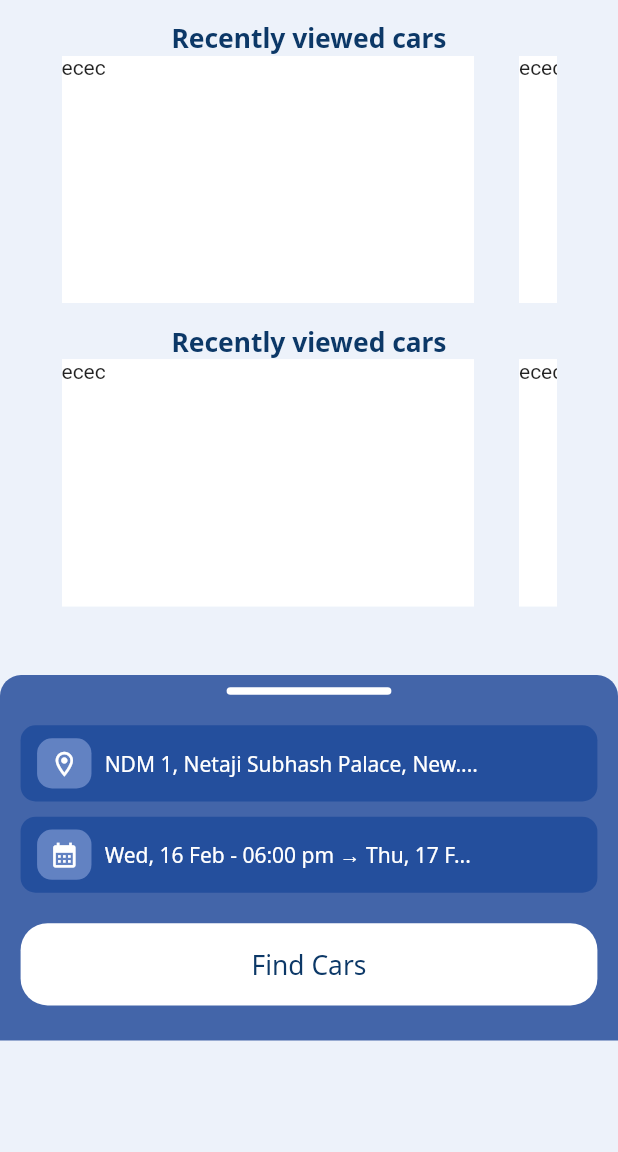
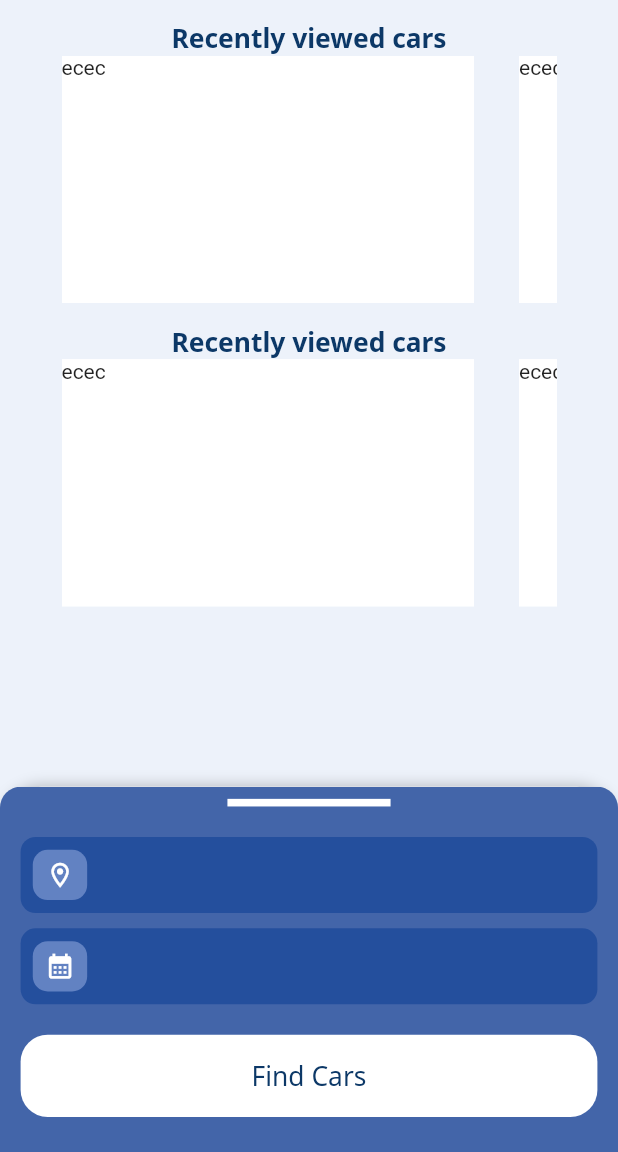
Before and after one commit to AnkitBhatt11/zeta, a Flutter app: the HoemScreen screen opened directly, on a phone screen of 412 x 824 dp, the part 84-1236 px from its top. Run offline on Flutter 3.47's test engine with Material 2 defaults, Android fonts, the phone set to English and light mode, and no system bars; drawn by our look-alikes of sliding_up_panel; our stand-ins replace dio, google_fonts, google_maps_flutter, intl_phone_number_input, location, pinput and 1 more; missing offline and left inert: libphonenumber_web, location_web.

Commit message:
Add files via upload
Updated the homepage UI

```diff
--- a/lib/screens/home_screen.dart
+++ b/lib/screens/home_screen.dart
@@ -3,6 +3,8 @@ import 'dart:async';
 import 'package:flutter/material.dart';
 import 'package:google_fonts/google_fonts.dart';
 import 'package:google_maps_flutter/google_maps_flutter.dart';
+import 'package:sliding_up_panel/sliding_up_panel.dart';
+import 'package:syncfusion_flutter_datepicker/datepicker.dart';
 import 'package:zeta/main.dart';
 import 'package:zeta/themes/color.dart';
 
@@ -14,7 +16,10 @@ class HoemScreen extends StatefulWidget {
 }
 
 class _HoemScreenState extends State<HoemScreen> {
+
   bool islo = false;
+
+  DateTime dt = DateTime.now();
   @override
   Widget build(BuildContext context) {
     const double kDesignWidth = 375;
@@ -50,7 +55,28 @@ class _HoemScreenState extends State<HoemScreen> {
           )
         ],
       ),
-      body: Column(
+      body: SlidingUpPanel(
+        body: body(),
+        panelSnapping: true,
+        maxHeight: 758 * _heightScale,
+        minHeight: 240 * _heightScale,
+        borderRadius: BorderRadius.only(
+          topLeft: Radius.circular(_widthScale * 25),
+          topRight: Radius.circular(_widthScale * 25),
+        ),
+        collapsed: collapsed_container(),
+        panel: panel()
+      ),
+    );
+  }
+
+  body() {
+    const double kDesignWidth = 375;
+    const double kDesignHeight = 812;
+    double _widthScale = MediaQuery.of(context).size.width / kDesignWidth;
+    double _heightScale = MediaQuery.of(context).size.height / kDesignHeight;
+    return SingleChildScrollView(
+      child: Column(
         children: [
           SizedBox(height: 13 * _heightScale),
           Padding(
@@ -116,14 +142,22 @@ class _HoemScreenState extends State<HoemScreen> {
               ),
             ),
           ),
-          SizedBox(
-            height: 45 * _heightScale,
-          ),
 
           // showBottomSheet(context: context, builder: (context){
           //   return
           // })
-          Container(
+
+        ],
+      ),
+    );
+  }
+
+  collapsed_container() {
+    const double kDesignWidth = 375;
+    const double kDesignHeight = 812;
+    double _widthScale = MediaQuery.of(context).size.width / kDesignWidth;
+    double _heightScale = MediaQuery.of(context).size.height / kDesignHeight;
+    return Container(
       height: 240 * _heightScale,
       width: 375 * _widthScale,
       decoration: BoxDecoration(
@@ -139,110 +173,153 @@ class _HoemScreenState extends State<HoemScreen> {
           SizedBox(
             height: 8 * _heightScale,
           ),
-                GestureDetector(
-                  onTap: () {
-                    bottom();
-                    // setState(() {
-                    //   islo = true;
-                    // });
-                  },
-                  child: Row(
-                    mainAxisAlignment: MainAxisAlignment.center,
-                    children: [
-                      Container(
+          Divider(
+            color: Colors.white,
+            thickness: 5 * _heightScale,
             height: 5 * _heightScale,
-                        width: 100 * _widthScale,
-                        decoration: BoxDecoration(
-                            borderRadius: BorderRadius.circular(10),
-                            color: Colors.white),
-                      )
-                    ],
-                  ),
+            indent: 138 * _widthScale,
+            endIndent: 138 * _widthScale,
           ),
           SizedBox(
             height: 20 * _heightScale,
           ),
-                GestureDetector(
-                  onTap: () {
-                    bottom();
-                  },
-                  child: Container(
+          Container(
             height: 50 * _heightScale,
             width: 350 * _widthScale,
-                    decoration: BoxDecoration(
-                        borderRadius: BorderRadius.circular(10), color: blue22),
-                    child: Row(
-                      children: [
-                        SizedBox(
-                          width: 10 * _widthScale,
+            child: TextFormField(
+              style: GoogleFonts.notoSans(fontSize: 16.0, color: Colors.white),
+              decoration: InputDecoration(
+                border: OutlineInputBorder(
+                  borderSide: BorderSide.none,
+                  borderRadius: BorderRadius.circular(10.0)
                 ),
-                        Stack(alignment: Alignment.center, children: [
-                          Container(
+                fillColor: blue22,
+                filled: true,
+                prefixIcon: Container(
+                  margin: EdgeInsets.all(8 * _heightScale),
                   height: 33 * _heightScale,
                   width: 33 * _widthScale,
                   decoration: BoxDecoration(
                       borderRadius: BorderRadius.circular(10),
                       color: Color(0xFF6282C2)),
-                          ),
-                          Icon(
+                  child: Icon(
                     Icons.location_on_outlined,
                     color: Colors.white,
                     size: 18 * _widthScale,
-                          )
-                        ]),
-                        SizedBox(
-                          width: 8 * _widthScale,
-                        ),
-                        Text(
-                          'NDM 1, Netaji Subhash Palace, New....',
-                          style: GoogleFonts.notoSans(color: Colors.white),
-                        )
-                      ],
                   ),
                 ),
               ),
+            ),
+          ),
+          // GestureDetector(
+          //   onTap: () {
+          //     panel();
+          //   },
+          //   child: Container(
+          //     height: 50 * _heightScale,
+          //     width: 350 * _widthScale,
+          //     decoration: BoxDecoration(
+          //         borderRadius: BorderRadius.circular(10), color: blue22),
+          //     child: Row(
+          //       children: [
+          //         SizedBox(
+          //           width: 10 * _widthScale,
+          //         ),
+          //         Stack(alignment: Alignment.center, children: [
+          //           Container(
+          //             height: 33 * _heightScale,
+          //             width: 33 * _widthScale,
+          //             decoration: BoxDecoration(
+          //                 borderRadius: BorderRadius.circular(10),
+          //                 color: Color(0xFF6282C2)),
+          //           ),
+          //           Icon(
+          //             Icons.location_on_outlined,
+          //             color: Colors.white,
+          //             size: 18 * _widthScale,
+          //           )
+          //         ]),
+          //         SizedBox(
+          //           width: 8 * _widthScale,
+          //         ),
+          //         Text(
+          //           'NDM 1, Netaji Subhash Palace, New....',
+          //           style: GoogleFonts.notoSans(color: Colors.white),
+          //         )
+          //       ],
+          //     ),
+          //   ),
+          // ),
           SizedBox(
             height: 10 * _heightScale,
           ),
-                GestureDetector(
-                  onTap: () {
-                    bottom();
-                  },
-                  child: Container(
+          Container(
             height: 50 * _heightScale,
             width: 350 * _widthScale,
-                    decoration: BoxDecoration(
-                        borderRadius: BorderRadius.circular(10), color: blue22),
-                    child: Row(
-                      children: [
-                        SizedBox(
-                          width: 10 * _widthScale,
+            child: TextFormField(
+              style: GoogleFonts.notoSans(fontSize: 16.0, color: Colors.white),
+              decoration: InputDecoration(
+                border: OutlineInputBorder(
+                    borderSide: BorderSide.none,
+                    borderRadius: BorderRadius.circular(10.0)
                 ),
-                        Stack(alignment: Alignment.center, children: [
-                          Container(
+                fillColor: blue22,
+                filled: true,
+                prefixIcon: Container(
+                  margin: EdgeInsets.all(8 * _heightScale),
                   height: 33 * _heightScale,
                   width: 33 * _widthScale,
                   decoration: BoxDecoration(
                       borderRadius: BorderRadius.circular(10),
                       color: Color(0xFF6282C2)),
-                          ),
-                          Icon(
+                  child: Icon(
                     Icons.calendar_month,
                     color: Colors.white,
                     size: 18 * _widthScale,
-                          )
-                        ]),
-                        SizedBox(
-                          width: 8 * _widthScale,
-                        ),
-                        Text(
-                          'Wed, 16 Feb - 06:00 pm → Thu, 17 F...',
-                          style: GoogleFonts.notoSans(color: Colors.white),
-                        )
-                      ],
                   ),
                 ),
               ),
+            ),
+          ),
+          // GestureDetector(
+          //   onTap: () {
+          //     panel();
+          //   },
+          //   child: Container(
+          //     height: 50 * _heightScale,
+          //     width: 350 * _widthScale,
+          //     decoration: BoxDecoration(
+          //         borderRadius: BorderRadius.circular(10), color: blue22),
+          //     child: Row(
+          //       children: [
+          //         SizedBox(
+          //           width: 10 * _widthScale,
+          //         ),
+          //         Stack(alignment: Alignment.center, children: [
+          //           Container(
+          //             height: 33 * _heightScale,
+          //             width: 33 * _widthScale,
+          //             decoration: BoxDecoration(
+          //                 borderRadius: BorderRadius.circular(10),
+          //                 color: Color(0xFF6282C2)),
+          //           ),
+          //           Icon(
+          //             Icons.calendar_month,
+          //             color: Colors.white,
+          //             size: 18 * _widthScale,
+          //           )
+          //         ]),
+          //         SizedBox(
+          //           width: 8 * _widthScale,
+          //         ),
+          //         Text(
+          //           'Wed, 16 Feb - 06:00 pm → Thu, 17 F...',
+          //           style: GoogleFonts.notoSans(color: Colors.white),
+          //         )
+          //       ],
+          //     ),
+          //   ),
+          // ),
           SizedBox(
             height: 20 * _heightScale,
           ),
@@ -263,43 +340,27 @@ class _HoemScreenState extends State<HoemScreen> {
           )
         ],
       ),
-          )
-        ],
-      ),
     );
   }
 
-  bottom() {
+  panel() {
     const double kDesignWidth = 375;
     const double kDesignHeight = 812;
     double _widthScale = MediaQuery.of(context).size.width / kDesignWidth;
     double _heightScale = MediaQuery.of(context).size.height / kDesignHeight;
-    return showModalBottomSheet(
-        shape: RoundedRectangleBorder(
-            borderRadius: BorderRadius.only(
-          topLeft: Radius.circular(_widthScale * 25),
-          topRight: Radius.circular(_widthScale * 25),
-        )),
-        context: context,
-        isScrollControlled: true,
-        builder: (context) {
     return Container(
+        child: SingleChildScrollView(
           child: Column(
             children: [
               SizedBox(
-                    height: 10 * _heightScale,
+                height: 8 * _heightScale,
               ),
-                  Row(
-                    mainAxisAlignment: MainAxisAlignment.center,
-                    children: [
-                      Container(
+              Divider(
+                color: Colors.white,
+                thickness: 5 * _heightScale,
                 height: 5 * _heightScale,
-                        width: 100 * _widthScale,
-                        decoration: BoxDecoration(
-                            borderRadius: BorderRadius.circular(10),
-                            color: Colors.white),
-                      )
-                    ],
+                indent: 138 * _widthScale,
+                endIndent: 138 * _widthScale,
               ),
               SizedBox(
                 height: 9 * _heightScale,
@@ -448,7 +509,22 @@ class _HoemScreenState extends State<HoemScreen> {
                   ],
                 ),
               ),
+              SizedBox(
+                height: 7 * _heightScale,
+              ),
+              Container(
+                width: 345 * _widthScale,
+                height: 316 * _heightScale,
+                child: SfDateRangePicker(
+                  view: DateRangePickerView.month,
+                  monthViewSettings: DateRangePickerMonthViewSettings(
+                    firstDayOfWeek: 1,
+                  ),
+                  todayHighlightColor: Colors.white,
+                ),
+              ),
             ],
+          ),
         ),
         height: 758 * _heightScale,
         width: 375 * _widthScale,
@@ -459,7 +535,6 @@ class _HoemScreenState extends State<HoemScreen> {
             topRight: Radius.circular(_widthScale * 25),
           ),
         ));
-        });
   }
 
   Widget profile() {
--- a/lib/screens/login.dart
+++ b/lib/screens/login.dart
@@ -28,16 +28,17 @@ class _LoginScreenState extends State<LoginScreen> {
     return Scaffold(
       body: Padding(
         padding: EdgeInsets.symmetric(horizontal: 13 * _widthScale),
+        child: SingleChildScrollView(
           child: Column(
             // mainAxisAlignment: MainAxisAlignment.center,
             crossAxisAlignment: CrossAxisAlignment.start,
             children: [
               SizedBox(
-              height: 162 * _heightScale,
+                height: 149 * _heightScale,
               ),
               Image.asset('assets/rafiki.png'),
               SizedBox(
-              height: 77 * _heightScale,
+                height: 77.51 * _heightScale,
               ),
               Text(
                 'Phone Number',
@@ -155,6 +156,7 @@ class _LoginScreenState extends State<LoginScreen> {
             ],
           ),
         ),
+      ),
       //   bottomNavigationBar:
       //),
     );
--- a/lib/screens/otp_screen.dart
+++ b/lib/screens/otp_screen.dart
@@ -38,7 +38,7 @@ class _OtpScreenState extends State<OtpScreen> {
           crossAxisAlignment: CrossAxisAlignment.start,
           children: [
             SizedBox(
-              height: 162 * _heightScale,
+              height: 115 * _heightScale,
             ),
             Image.asset('assets/otp.png'),
             SizedBox(
--- a/pubspec.yaml
+++ b/pubspec.yaml
@@ -45,6 +45,9 @@ dependencies:
   flutter_polyline_points: ^1.0.0
   google_maps_flutter: ^2.1.1
   location: ^4.3.0
+
+  sliding_up_panel: ^2.0.0+1
+  syncfusion_flutter_datepicker: ^19.4.54
 
 dev_dependencies:
   flutter_test:
```
Also changed, not shown: lib/generated_plugin_registrant.dart (added, +18 -0 lines), pubspec.lock, 5 other files. Lines whose indentation alone changed are shown as unchanged.
